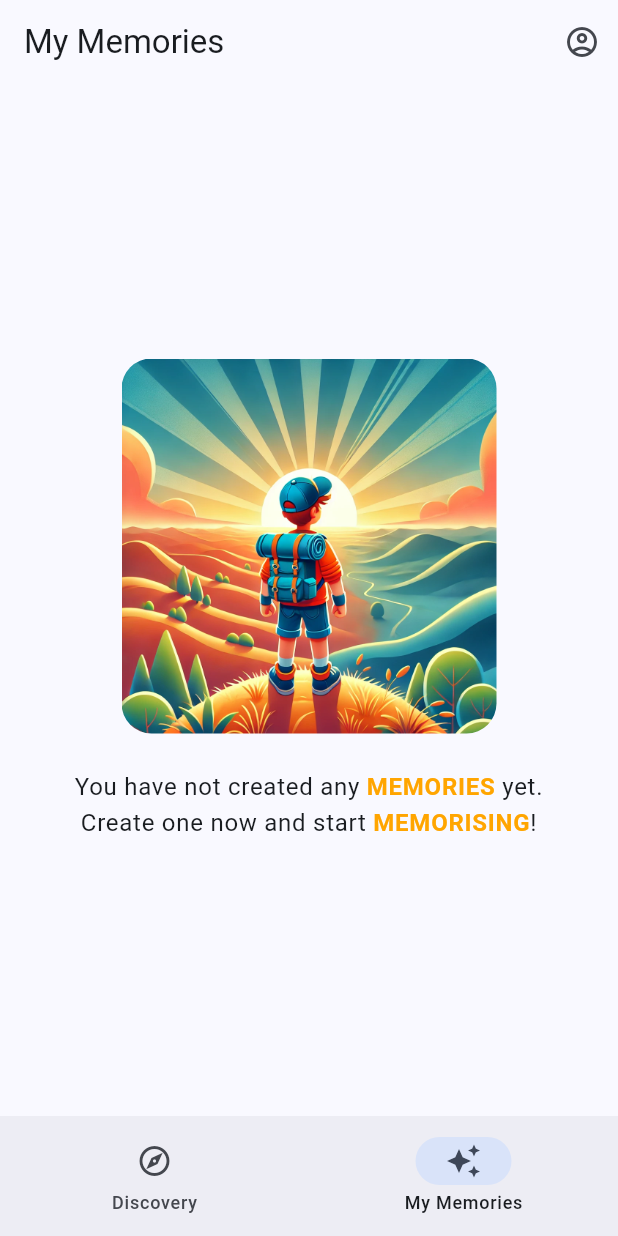
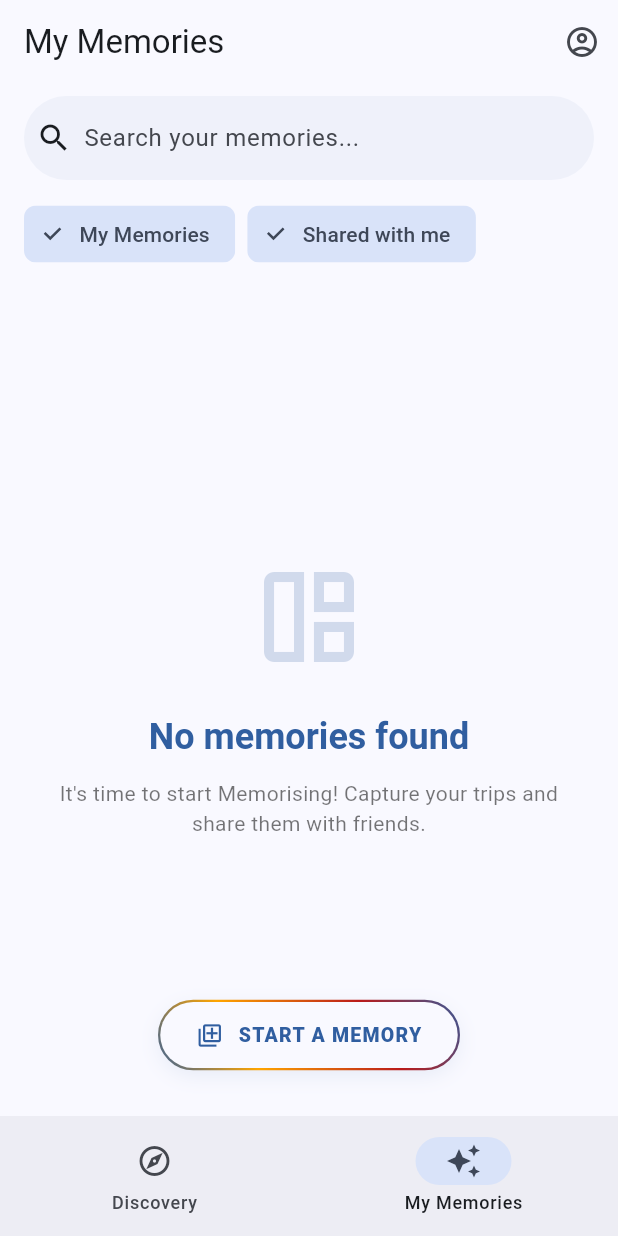
Before and after one commit to fh2412/memorise_mobile, a Flutter app: the screen it shows once a user with an empty profile is signed in, item 2 of the bottom bar chosen, on a phone screen of 412 x 824 dp. Run offline on Flutter 3.47's test engine with Material 3 defaults, Android fonts, the phone set to English and light mode, and no system bars; our stand-ins replace confetti, dio, firebase_auth, firebase_core, go_router, qr_flutter; missing offline and left inert: mobile_scanner; accounts and stored records are empty.

Commit message:
updated my memories page

```diff
--- /dev/null
+++ b/lib/domain/models/memory_model.dart
@@ -0,0 +1,63 @@
+class Memory {
+  final int memoryId;
+  final String userId;
+  final String imageUrl;
+  final double? latitude;
+  final double? longitude;
+  final int locationId;
+  final DateTime memoryDate;
+  final DateTime memoryEndDate;
+  final int pictureCount;
+  final String text;
+  final String title;
+  final String titlePic;
+  final String username;
+  final int activityId;
+  final String? shareToken;
+
+  Memory({
+    required this.memoryId,
+    required this.userId,
+    required this.imageUrl,
+    this.latitude,
+    this.longitude,
+    required this.locationId,
+    required this.memoryDate,
+    required this.memoryEndDate,
+    required this.pictureCount,
+    required this.text,
+    required this.title,
+    required this.titlePic,
+    required this.username,
+    required this.activityId,
+    this.shareToken,
+  });
+
+  factory Memory.fromJson(Map<String, dynamic> json) {
+    return Memory(
+      memoryId: json['memory_id'],
+      userId: json['user_id'],
+      imageUrl: json['image_url'] ?? '',
+      // Parsing strings to doubles safely
+      latitude: double.tryParse(json['latitude']?.toString() ?? ''),
+      longitude: double.tryParse(json['longitude']?.toString() ?? ''),
+      locationId: json['location_id'] ?? 0,
+      // Parsing dates
+      memoryDate: DateTime.parse(
+        json['memory_date'] ?? DateTime.now().toIso8601String(),
+      ),
+      memoryEndDate: DateTime.parse(
+        json['memory_end_date'] ?? DateTime.now().toIso8601String(),
+      ),
+      pictureCount: json['picture_count'] ?? 0,
+      text: json['text'] ?? '',
+      title: json['title'] ?? 'Untitled Memory',
+      titlePic: json['title_pic'] ?? '',
+      username: json['username'] ?? 'Unknown User',
+      activityId: json['activity_id'] ?? 0,
+      shareToken: json['share_token'],
+    );
+  }
+}
+
+enum MemoryFilter { all, created, added }
--- /dev/null
+++ b/lib/ui/core/view/special_create_button_view.dart
@@ -0,0 +1,166 @@
+import 'dart:math' as math;
+import 'package:flutter/material.dart';
+
+class AnimatedMagicCreateButton extends StatefulWidget {
+  final VoidCallback onTap;
+
+  const AnimatedMagicCreateButton({super.key, required this.onTap});
+
+  @override
+  State<AnimatedMagicCreateButton> createState() =>
+      _AnimatedMagicCreateButtonState();
+}
+
+class _AnimatedMagicCreateButtonState extends State<AnimatedMagicCreateButton>
+    with SingleTickerProviderStateMixin {
+  late final AnimationController _controller;
+  // We define the animation here without 'late' by using the 'drive' method later
+  late final Animation<double> _animation;
+
+  static const Color _primaryColor = Color(0xFF305EA0);
+  static const Color _secondaryColor = Color(0xFFFFA500);
+  static const Color _errorColor = Color(0xFFBA1A1A);
+  static const Color _surfaceColor = Color(0xFFF9F9FF);
+
+  @override
+  void initState() {
+    super.initState();
+
+    _controller = AnimationController(
+      vsync: this,
+      duration: const Duration(seconds: 3),
+    );
+
+    // .drive() combines the controller with a Curve and a Tween
+    // This is safer than using a separate late variable
+    _animation = _controller.drive(CurveTween(curve: Curves.easeInOutCubic));
+
+    _controller.repeat();
+  }
+
+  @override
+  void dispose() {
+    _controller.dispose();
+    super.dispose();
+  }
+
+  @override
+  Widget build(BuildContext context) {
+    return AnimatedBuilder(
+      animation: _animation, // Listening to the driven animation
+      builder: (context, child) {
+        return Container(
+          height: 44, // Slightly shorter as requested
+          decoration: BoxDecoration(
+            borderRadius: BorderRadius.circular(22),
+            boxShadow: [
+              BoxShadow(
+                color: _primaryColor.withValues(alpha: 0.1),
+                blurRadius: 12,
+                offset: const Offset(0, 4),
+              ),
+            ],
+          ),
+          child: CustomPaint(
+            painter: _GlowBorderPainter(
+              progress: _animation.value, // Using the curved value
+              colors: const [
+                _primaryColor,
+                _secondaryColor,
+                _errorColor,
+                _primaryColor,
+              ],
+            ),
+            child: Material(
+              color: _surfaceColor,
+              borderRadius: BorderRadius.circular(22),
+              clipBehavior: Clip.antiAlias,
+              child: InkWell(
+                onTap: widget.onTap,
+                child: Padding(
+                  padding: const EdgeInsets.symmetric(horizontal: 24),
+                  child: Row(
+                    mainAxisSize: MainAxisSize.min,
+                    children: [
+                      const Icon(
+                        Icons.add_to_photos_outlined,
+                        size: 18,
+                        color: _primaryColor,
+                      ),
+                      const SizedBox(width: 10),
+                      Text(
+                        "START A MEMORY",
+                        style: Theme.of(context).textTheme.labelLarge?.copyWith(
+                          color: _primaryColor,
+                          fontWeight: FontWeight.w800,
+                          letterSpacing: 0.8,
+                          fontSize: 13,
+                        ),
+                      ),
+                    ],
+                  ),
+                ),
+              ),
+            ),
+          ),
+        );
+      },
+    );
+  }
+}
+
+class _GlowBorderPainter extends CustomPainter {
+  final double progress;
+  final List<Color> colors;
+
+  _GlowBorderPainter({required this.progress, required this.colors});
+
+  @override
+  void paint(Canvas canvas, Size size) {
+    final double strokeWidth = 3.0;
+    final Rect rect = Offset.zero & size;
+    final RRect rRect = RRect.fromRectAndRadius(
+      rect,
+      Radius.circular(size.height / 2),
+    );
+
+    final Paint paint = Paint()
+      ..isAntiAlias = true
+      ..style = PaintingStyle.stroke
+      ..strokeWidth = strokeWidth;
+
+    // The rotation uses 2 * pi for a full circle
+    paint.shader = LinearGradient(
+      begin: Alignment.topLeft,
+      end: Alignment.bottomRight,
+      colors: colors,
+      stops: const [0.0, 0.3, 0.7, 1.0],
+      transform: _GradientRotation(progress * 2 * math.pi),
+    ).createShader(rect);
+
+    canvas.drawRRect(rRect, paint);
+  }
+
+  @override
+  bool shouldRepaint(covariant _GlowBorderPainter oldDelegate) =>
+      oldDelegate.progress != progress;
+}
+
+class _GradientRotation extends GradientTransform {
+  final double radians;
+  const _GradientRotation(this.radians);
+
+  @override
+  Matrix4? transform(Rect bounds, {TextDirection? textDirection}) {
+    final double centerWidth = bounds.width / 2;
+    final double centerHeight = bounds.height / 2;
+
+    // 1. Start with a translation matrix to move to the center
+    // 2. Rotate
+    // 3. Translate back
+    // The '0.0' is for the Z-axis (3D depth), which we don't need for 2D.
+    return Matrix4.translationValues(centerWidth, centerHeight, 0.0)
+      ..rotateZ(radians)
+      ..translate(-centerWidth, -centerHeight);
+  }
+}
--- /dev/null
+++ b/lib/ui/home/view_models/my_memories_screen_view_model.dart
@@ -0,0 +1,60 @@
+import 'package:flutter/material.dart';
+import 'package:memorise_mobile/data/repositories/memory_repository.dart';
+import 'package:memorise_mobile/domain/models/memory_model.dart';
+
+class MemoryViewModel extends ChangeNotifier {
+  final MemoryRepository _repository;
+  final String userId;
+
+  MemoryViewModel({required MemoryRepository repository, required this.userId})
+    : _repository = repository;
+
+  List<Memory> _memories = [];
+  List<Memory> get memories => _memories;
+
+  bool _isLoading = false;
+  bool get isLoading => _isLoading;
+
+  String? _error;
+  String? get error => _error;
+
+  /// Fetch memories based on the two boolean toggles from the UI
+  Future<void> fetchMemories({
+    required bool showMine,
+    required bool showShared,
+  }) async {
+    _isLoading = true;
+    _error = null;
+    notifyListeners();
+
+    try {
+      // Determine the filter based on toggles
+      MemoryFilter filter;
+      if (showMine && showShared) {
+        filter = MemoryFilter.all;
+      } else if (showMine) {
+        filter = MemoryFilter.created;
+      } else if (showShared) {
+        filter = MemoryFilter.added;
+      } else {
+        // If nothing is selected, we return an empty list without calling the API
+        _memories = [];
+        _isLoading = false;
+        notifyListeners();
+        return;
+      }
+
+      final response = await _repository.fetchMemories(
+        userId: userId,
+        filter: filter,
+      );
+
+      _memories = response.data;
+    } catch (e) {
+      _error = e.toString();
+    } finally {
+      _isLoading = false;
+      notifyListeners();
+    }
+  }
+}
--- a/lib/ui/home/views/home_view.dart
+++ b/lib/ui/home/views/home_view.dart
@@ -1,5 +1,6 @@
 import 'package:flutter/material.dart';
 import 'package:go_router/go_router.dart';
+import 'package:memorise_mobile/ui/home/views/my_memories_screen_view.dart';
 
 class HomeView extends StatefulWidget {
   const HomeView({super.key});
@@ -59,19 +60,9 @@ class _HomeViewState extends State<HomeView> {
   }
 }
 
-/// Placeholder for the Discovery Tab
+/// Your original "Empty State" UI moved to its own widget
 class DiscoveryView extends StatelessWidget {
   const DiscoveryView({super.key});
-
-  @override
-  Widget build(BuildContext context) {
-    return const Center(child: Text("Discovery Content Goes Here"));
-  }
-}
-
-/// Your original "Empty State" UI moved to its own widget
-class MyMemoriesView extends StatelessWidget {
-  const MyMemoriesView({super.key});
 
   @override
   Widget build(BuildContext context) {
--- /dev/null
+++ b/lib/ui/home/views/my_memories_screen_view.dart
@@ -0,0 +1,218 @@
+import 'package:flutter/material.dart';
+import 'package:memorise_mobile/domain/models/memory_model.dart';
+import 'package:memorise_mobile/ui/core/view/special_create_button_view.dart';
+import 'package:memorise_mobile/ui/home/view_models/my_memories_screen_view_model.dart';
+
+class MyMemoriesView extends StatefulWidget {
+  const MyMemoriesView({super.key});
+
+  @override
+  State<MyMemoriesView> createState() => _MyMemoriesViewState();
+}
+
+class _MyMemoriesViewState extends State<MyMemoriesView> {
+  late MemoryViewModel _viewModel;
+
+  bool _showOnlyMine = true;
+  bool _showShared = true;
+  final TextEditingController _searchController = TextEditingController();
+
+  @override
+  void initState() {
+    super.initState();
+    // Initialize your repository and viewmodel here or inject them
+    // _viewModel = MemoryViewModel(repository: ..., userId: ...);
+
+    // Initial fetch
+    WidgetsBinding.instance.addPostFrameCallback((_) {
+      _refresh();
+    });
+  }
+
+  void _refresh() {
+    _viewModel.fetchMemories(showMine: _showOnlyMine, showShared: _showShared);
+  }
+
+  void _onSearchChanged(String query) {
+    // TODO: Implement search logic
+  }
+
+  void _handleCreateNew() {
+    // TODO: Navigate to creation flow
+  }
+
+  @override
+  Widget build(BuildContext context) {
+    return Scaffold(
+      backgroundColor: const Color(0xFFF9F9FF), // Your Surface Color
+      body: CustomScrollView(
+        slivers: [
+          // 1. The Sticky Filter Bar
+          SliverPersistentHeader(
+            pinned: true,
+            delegate: _FilterBarDelegate(
+              child: Container(
+                color: const Color(
+                  0xFFF9F9FF,
+                ).withValues(alpha: 0.95), // Slight glass effect
+                padding: const EdgeInsets.symmetric(
+                  horizontal: 16,
+                  vertical: 8,
+                ),
+                child: Column(
+                  children: [
+                    SearchAnchor(
+                      builder: (context, controller) {
+                        return SearchBar(
+                          controller: _searchController,
+                          hintText: "Search your memories...",
+                          onChanged: _onSearchChanged,
+                          leading: const Icon(Icons.search),
+                          elevation: WidgetStateProperty.all(0),
+                          backgroundColor: WidgetStateProperty.all(
+                            const Color(0xFF305EA0).withValues(alpha: 0.05),
+                          ),
+                        );
+                      },
+                      suggestionsBuilder: (context, controller) => [],
+                    ),
+                    const SizedBox(height: 12),
+                    Row(
+                      children: [
+                        FilterChip(
+                          label: const Text("My Memories"),
+                          selected: _showOnlyMine,
+                          onSelected: (val) =>
+                              setState(() => _showOnlyMine = val),
+                        ),
+                        const SizedBox(width: 8),
+                        FilterChip(
+                          label: const Text("Shared with me"),
+                          selected: _showShared,
+                          onSelected: (val) =>
+                              setState(() => _showShared = val),
+                        ),
+                      ],
+                    ),
+                  ],
+                ),
+              ),
+            ),
+          ),
+
+          // 2. The Main Content (Empty State)
+          SliverFillRemaining(
+            hasScrollBody: false,
+            child: Padding(
+              padding: const EdgeInsets.all(32.0),
+              child: Column(
+                mainAxisAlignment: MainAxisAlignment.center,
+                children: [
+                  Icon(
+                    Icons.auto_awesome_mosaic_outlined,
+                    size: 80,
+                    color: const Color(0xFF305EA0).withValues(alpha: 0.2),
+                  ),
+                  const SizedBox(height: 24),
+                  Text(
+                    "No memories found",
+                    style: Theme.of(context).textTheme.headlineSmall?.copyWith(
+                      fontWeight: FontWeight.bold,
+                      color: const Color(0xFF305EA0),
+                    ),
+                  ),
+                  const SizedBox(height: 12),
+                  const Text(
+                    "It's time to start Memorising! Capture your trips and share them with friends.",
+                    textAlign: TextAlign.center,
+                    style: TextStyle(color: Colors.black54),
+                  ),
+                ],
+              ),
+            ),
+          ),
+        ],
+      ),
+
+      // 3. Our Animated Special Button
+      floatingActionButtonLocation: FloatingActionButtonLocation.centerFloat,
+      floatingActionButton: Padding(
+        padding: const EdgeInsets.only(bottom: 16),
+        child: AnimatedMagicCreateButton(onTap: _handleCreateNew),
+      ),
+    );
+  }
+}
+
+/// Helper class to make the filter bar stick to the top
+class _FilterBarDelegate extends SliverPersistentHeaderDelegate {
+  final Widget child;
+  _FilterBarDelegate({required this.child});
+
+  @override
+  Widget build(context, double shrinkOffset, bool overlapsContent) {
+    return child;
+  }
+
+  @override
+  double get maxExtent => 130;
+  @override
+  double get minExtent => 130;
+
+  @override
+  bool shouldRebuild(covariant _FilterBarDelegate oldDelegate) => false;
+}
+
+class _MemoryCard extends StatelessWidget {
+  final Memory memory;
+  const _MemoryCard({required this.memory});
+
+  @override
+  Widget build(BuildContext context) {
+    return Card(
+      margin: const EdgeInsets.only(bottom: 12),
+      elevation: 0,
+      shape: RoundedRectangleBorder(
+        borderRadius: BorderRadius.circular(16),
+        side: BorderSide(color: Colors.black.withOpacity(0.05)),
+      ),
+      child: Padding(
+        padding: const EdgeInsets.all(12),
+        child: Row(
+          children: [
+            // Placeholder for Image
+            Container(
+              width: 60,
+              height: 60,
+              decoration: BoxDecoration(
+                color: Colors.blueGrey[50],
+                borderRadius: BorderRadius.circular(12),
+              ),
+              child: const Icon(Icons.image, color: Colors.blueGrey),
+            ),
+            const SizedBox(width: 16),
+            Expanded(
+              child: Column(
+                crossAxisAlignment: CrossAxisAlignment.start,
+                children: [
+                  Text(
+                    memory.title,
+                    style: const TextStyle(
+                      fontWeight: FontWeight.bold,
+                      fontSize: 16,
+                    ),
+                  ),
+                  Text(
+                    "By ${memory.username} • ${memory.pictureCount} photos",
+                    style: TextStyle(color: Colors.grey[600], fontSize: 13),
+                  ),
+                ],
+              ),
+            ),
+            const Icon(Icons.chevron_right, color: Colors.grey),
+          ],
+        ),
+      ),
+    );
+  }
+}
```
Also changed, not shown: lib/data/repositories/memory_repository.dart (added, +38 -0 lines), lib/data/services/api_service.dart (+20 -0 lines), lib/domain/models/responses.dart (+28 -0 lines).
